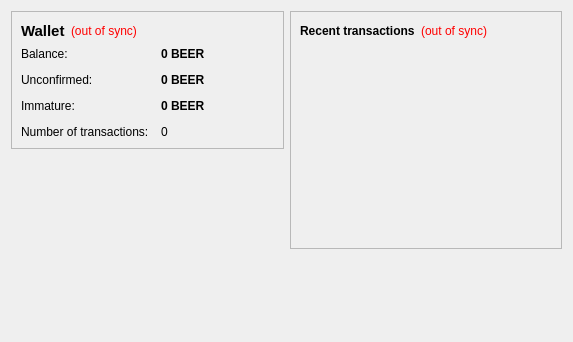
Before: the Qt Designer form src/qt/forms/overviewpage.ui in Sample-Codes/JamieCoin, drawn with Qt 5.
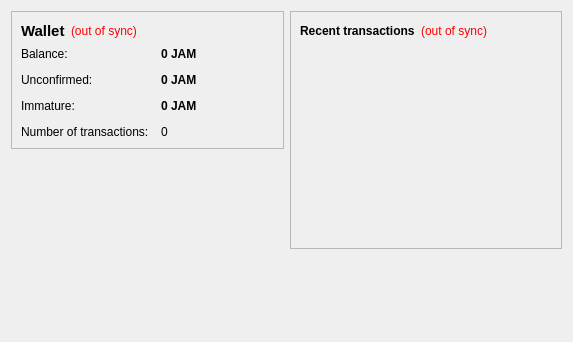
After: the same form once the commit is applied.

Diff of the .ui file:
```diff
--- a/src/qt/forms/overviewpage.ui
+++ b/src/qt/forms/overviewpage.ui
@@ -105,7 +105,7 @@
              <string>Your current balance</string>
             </property>
             <property name="text">
-             <string notr="true">0 BEER</string>
+             <string notr="true">0 JAM</string>
             </property>
             <property name="textInteractionFlags">
              <set>Qt::LinksAccessibleByMouse|Qt::TextSelectableByKeyboard|Qt::TextSelectableByMouse</set>
@@ -134,7 +134,7 @@
              <string>Total of transactions that have yet to be confirmed, and do not yet count toward the current balance</string>
             </property>
             <property name="text">
-             <string notr="true">0 BEER</string>
+             <string notr="true">0 JAM</string>
             </property>
             <property name="textInteractionFlags">
              <set>Qt::LinksAccessibleByMouse|Qt::TextSelectableByKeyboard|Qt::TextSelectableByMouse</set>
@@ -177,7 +177,7 @@
              <string>Mined balance that has not yet matured</string>
             </property>
             <property name="text">
-             <string notr="true">0 BEER</string>
+             <string notr="true">0 JAM</string>
             </property>
             <property name="textInteractionFlags">
              <set>Qt::LinksAccessibleByMouse|Qt::TextSelectableByKeyboard|Qt::TextSelectableByMouse</set>
```
Left out of the diff: 4 changed lines with no effect on the pictures.
